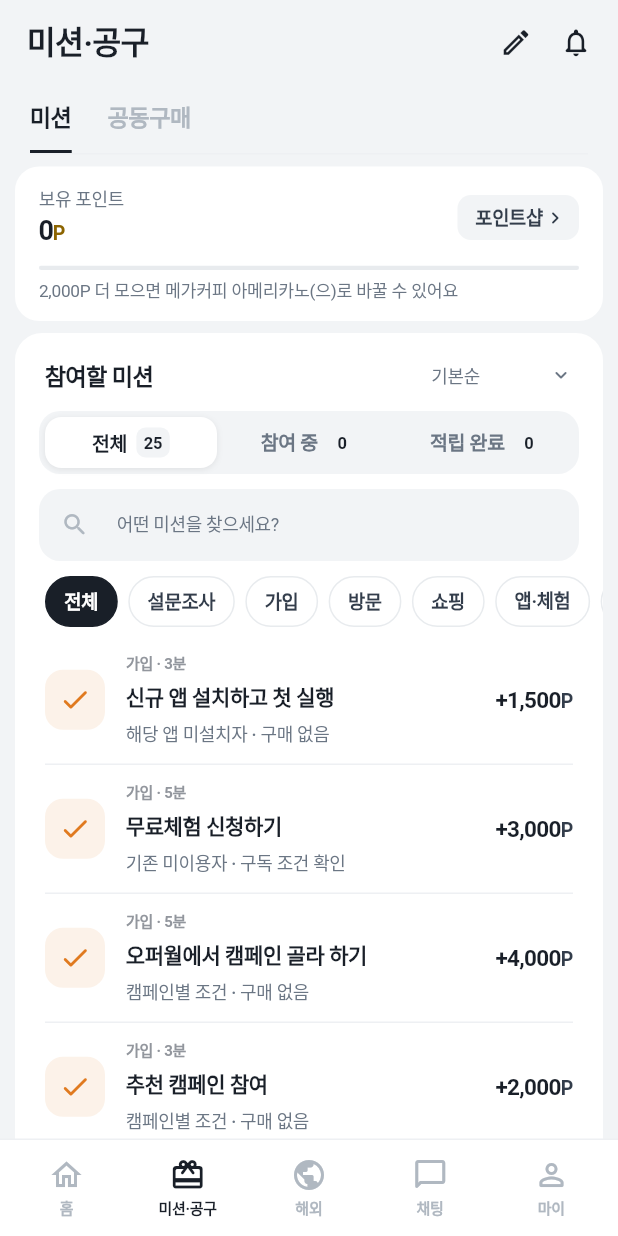
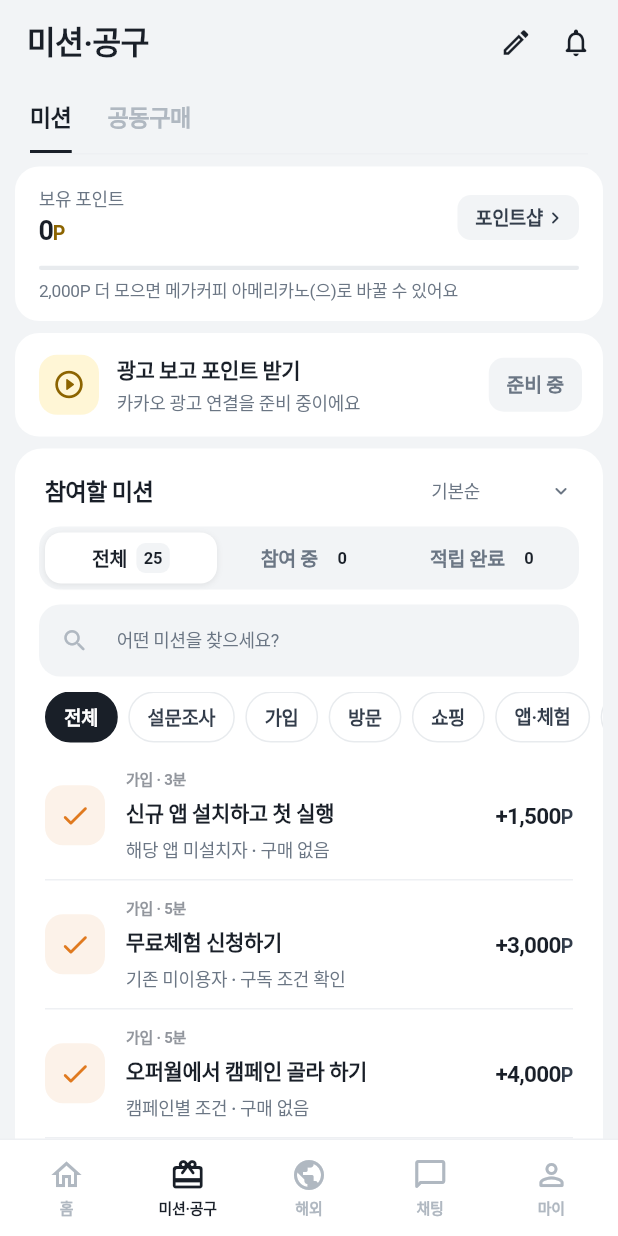
Before and after one commit to redbrownbear/ProjcetErrand, a Flutter app: the screen it shows after launch, item 2 of the bottom bar chosen, on a phone screen of 412 x 824 dp. Run offline on Flutter 3.47's test engine with Material 3 defaults, Android fonts, the phone set to English and light mode, and no system bars; our stand-ins replace cloud_firestore, firebase_auth, firebase_core, geolocator, shared_preferences; missing offline and left inert: flutter_naver_map; accounts and stored records are empty; Roboto replaces fonts that are missing (Pretendard).

Commit message:
[main]261002 애드핏 연결 이후 보류 상황

```diff
--- /dev/null
+++ b/lib/core/ads/kakao_reward_ad.dart
@@ -0,0 +1,71 @@
+import 'package:flutter/foundation.dart';
+import 'package:flutter/services.dart';
+
+import '../config/api_keys.dart';
+
+/// 리워드 동영상 한 번의 결과.
+enum RewardAdResult {
+  /// 끝까지 봐서 보상 조건을 채웠다 → 적립한다
+  earned,
+
+  /// 중간에 닫았다 → 적립하지 않는다
+  skipped,
+
+  /// 지금 보여 줄 광고가 없다 (재고 없음·네트워크)
+  noFill,
+
+  /// 광고단위 ID가 없거나 네이티브 SDK가 아직 연결되지 않았다
+  unavailable,
+}
+
+/// 카카오 애드핏 리워드 동영상.
+///
+/// 화면은 Flutter가, 광고 재생은 각 플랫폼의 애드핏 SDK가 맡는다. 둘은
+/// `gyeomsa/adfit_reward` 채널 하나로 이어진다.
+///
+/// | 메서드 | 인자 | 돌려주는 값 |
+/// | --- | --- | --- |
+/// | `show` | `{unitId}` | `'earned'` · `'skipped'` · `'noFill'` |
+///
+/// 네이티브 쪽(Android `MainActivity`, iOS `AppDelegate`)은 애드핏에서 리워드 동영상
+/// 광고단위와 SDK를 받은 뒤에 붙인다. 그 전에는 채널이 없어서 [RewardAdResult.unavailable]이
+/// 나오고, 화면은 '준비 중'으로 안내한다 — 포인트가 잘못 나가는 일은 없다.
+class KakaoRewardAd {
+  const KakaoRewardAd();
+
+  static const _channel = MethodChannel('gyeomsa/adfit_reward');
+
+  /// 지금 플랫폼의 광고단위 ID. 웹·데스크톱은 애드핏 앱 SDK가 없어 빈 값이다.
+  static String get unitId {
+    if (kIsWeb) return '';
+    return switch (defaultTargetPlatform) {
+      TargetPlatform.android => ApiKeys.adfitRewardAndroid,
+      TargetPlatform.iOS => ApiKeys.adfitRewardIos,
+      _ => '',
+    };
+  }
+
+  static bool get configured => unitId.isNotEmpty;
+
+  /// 지금 이 기기에서 띄울 수 있는지. 테스트에서는 가짜 광고로 바꿔 끼운다.
+  bool get isReady => configured;
+
+  /// 광고를 띄우고 끝날 때까지 기다린다.
+  Future<RewardAdResult> show() async {
+    final id = unitId;
+    if (id.isEmpty) return RewardAdResult.unavailable;
+    try {
+      final r = await _channel.invokeMethod<String>('show', {'unitId': id});
+      return switch (r) {
+        'earned' => RewardAdResult.earned,
+        'skipped' => RewardAdResult.skipped,
+        'noFill' => RewardAdResult.noFill,
+        _ => RewardAdResult.unavailable,
+      };
+    } on MissingPluginException {
+      return RewardAdResult.unavailable;
+    } on PlatformException {
+      return RewardAdResult.noFill;
+    }
+  }
+}
--- a/lib/core/config/api_keys.dart
+++ b/lib/core/config/api_keys.dart
@@ -27,9 +27,10 @@ class ApiKeys {
   static const coupangAccess = String.fromEnvironment('COUPANG_ACCESS_KEY');
   static const coupangSecret = String.fromEnvironment('COUPANG_SECRET_KEY');
 
-  /// 구글 애드몹 리워드 광고 단위 (google_mobile_ads 추가 후 사용)
-  static const admobRewardedAndroid = String.fromEnvironment('ADMOB_REWARDED_ANDROID');
-  static const admobRewardedIos = String.fromEnvironment('ADMOB_REWARDED_IOS');
+  /// 카카오 애드핏 리워드 동영상 광고단위 ID (`DAN-…`). 플랫폼마다 따로 발급된다.
+  /// 광고 보고 포인트 받기는 카카오 광고만 쓴다.
+  static const adfitRewardAndroid = String.fromEnvironment('ADFIT_REWARD_ANDROID');
+  static const adfitRewardIos = String.fromEnvironment('ADFIT_REWARD_IOS');
 
   /// 오퍼월 (애드팝콘 / 버즈빌 / Tnk) — 사업자 등록 후 발급
   static const offerwallAppKey = String.fromEnvironment('OFFERWALL_APP_KEY');
--- a/lib/core/widgets/app_icon.dart
+++ b/lib/core/widgets/app_icon.dart
@@ -82,6 +82,7 @@ class AppIcon extends StatelessWidget {
     'comment': Icons.mode_comment_outlined,
     'plane': Icons.flight_takeoff_rounded,
     'dot': Icons.circle,
+    'play': Icons.play_circle_outline_rounded,
   };
 
   /// 부탁 종류(`CATS`의 키) → 아이콘. 데이터의 이모지는 그대로 두고, 화면에서만 선형으로 그린다.
--- a/lib/features/benefits/data/daily_missions.dart
+++ b/lib/features/benefits/data/daily_missions.dart
@@ -21,10 +21,10 @@ const dailyMissions = <DailyMission>[
     title: '광고 영상 보고 적립',
     sub: '30초 영상 한 편 · 하루 ${PointRules.adWatchCap}번까지',
     points: PointRules.adWatch,
-    providerId: 'admob',
+    providerId: 'adfit',
     action: MissionAction.rewardAd,
     cap: PointRules.adWatchCap,
-    verify: '영상 끝까지 시청(리워드 콜백)',
+    verify: '카카오 애드핏 영상 끝까지 시청(리워드 콜백)',
   ),
 
   // 정액으로 주면 1만원짜리를 산 사람에게도 8만원어치 판 만큼 줘야 해서 건당
--- a/lib/features/benefits/data/mission_providers.dart
+++ b/lib/features/benefits/data/mission_providers.dart
@@ -55,15 +55,20 @@ const missionProviders = <MissionProvider>[
     settle: 'CPS — 구매 확정 금액의 일정 비율, 익익월 정산',
     proxyable: true,
   ),
+  // 광고 보고 포인트 받기는 카카오 애드핏 하나만 쓴다.
+  // 애드핏 운영정책 5.3.3은 리워드 동영상을 '사용자가 직접 고른 경우(Opt-in)'에만,
+  // 보상 조건·지급 여부·지급 시점·제외 사유를 먼저 알린 뒤에 허용한다.
+  // 5.2는 배너·네이티브 광고를 보거나 누른 대가로 보상하는 것을 금지한다 —
+  // 그래서 포인트는 리워드 동영상에서만 주고, 배너 광고와는 절대 잇지 않는다.
   MissionProvider(
-    id: 'admob',
-    name: 'Google AdMob 리워드 광고',
+    id: 'adfit',
+    name: '카카오 애드핏 리워드 동영상',
     kind: ProviderKind.rewardAd,
     status: LinkStatus.needsKey,
     note: '영상 한 편을 끝까지 보면 광고 수익이 생기고 그중 일부를 포인트로 준다',
-    keys: ['ADMOB_REWARDED_ANDROID'],
-    docUrl: 'https://developers.google.com/admob/flutter/rewarded',
-    settle: 'eCPM 기준 노출·시청 수익, 월 정산',
+    keys: ['ADFIT_REWARD_ANDROID'],
+    docUrl: 'https://adfit.kakao.com/',
+    settle: '노출·시청 수익, 월 정산',
   ),
   MissionProvider(
     id: 'adpick',
--- a/lib/features/benefits/models/mission_provider.dart
+++ b/lib/features/benefits/models/mission_provider.dart
@@ -110,8 +110,8 @@ class MissionProvider {
         'KAKAO_REST_KEY' => ApiKeys.kakaoRest,
         'COUPANG_ACCESS_KEY' => ApiKeys.coupangAccess,
         'COUPANG_SECRET_KEY' => ApiKeys.coupangSecret,
-        'ADMOB_REWARDED_ANDROID' => ApiKeys.admobRewardedAndroid,
-        'ADMOB_REWARDED_IOS' => ApiKeys.admobRewardedIos,
+        'ADFIT_REWARD_ANDROID' => ApiKeys.adfitRewardAndroid,
+        'ADFIT_REWARD_IOS' => ApiKeys.adfitRewardIos,
         'OFFERWALL_APP_KEY' => ApiKeys.offerwallAppKey,
         _ => '',
       };
--- a/lib/features/benefits/screens/side_job_view.dart
+++ b/lib/features/benefits/screens/side_job_view.dart
@@ -1,5 +1,6 @@
 import 'package:flutter/material.dart';
 
+import '../../../core/ads/kakao_reward_ad.dart';
 import '../../../core/theme/app_theme.dart';
 import '../../../core/theme/colors.dart';
 import '../../../core/utils/formatters.dart';
@@ -13,6 +14,7 @@ import '../../gongu/repositories/gongu_repository.dart';
 import '../../gongu/screens/gongu_detail_screen.dart';
 import '../../gongu/screens/gongu_screen.dart';
 import '../../partner/screens/brand_hub_screen.dart';
+import '../data/daily_missions.dart';
 import '../data/partner_missions.dart';
 import '../data/reward_products.dart';
 import '../models/coupon.dart';
@@ -21,6 +23,8 @@ import '../models/partner_mission.dart';
 import '../models/reward_ledger.dart';
 import '../models/reward_product.dart';
 import '../repositories/mission_progress.dart';
+import '../services/mission_engine.dart';
+import '../services/reward_ad_flow.dart';
 import '../widgets/mission_tile.dart';
 import 'benefits_view.dart';
 import 'partner_mission_detail_screen.dart';
@@ -185,6 +189,7 @@ class _SideJobViewState extends State<SideJobView> {
     final list = _list;
     return [
       _pointsCard(),
+      _rewardAdCard(),
       SecCard(
         child: Column(crossAxisAlignment: CrossAxisAlignment.start, children: [
           SecHead(
@@ -309,6 +314,62 @@ class _SideJobViewState extends State<SideJobView> {
           maxLines: 1,
           overflow: TextOverflow.ellipsis,
           style: AppType.caption.copyWith(fontSize: 11.5),
+        ),
+      ]),
+    );
+  }
+
+  /// 광고 보고 포인트 받기 — 카카오 애드핏 리워드 동영상만 쓴다.
+  ///
+  /// 적립 규칙(하루 횟수·포인트)은 데일리 미션의 'ad'와 같은 원장 키를 쓰므로,
+  /// 여기서 보든 '매일 미션' 화면에서 보든 하루 한도가 함께 줄어든다.
+  Widget _rewardAdCard() {
+    final s = MissionEngine(widget.isClaimed).stateOf(dailyMissions.firstWhere((m) => m.id == 'ad'));
+    final ready = !s.locked && KakaoRewardAd.configured;
+    final (label, active) = s.done
+        ? ('오늘 완료', false)
+        : ready
+            ? ('+${nf(s.m.points)}P 받기', true)
+            : ('준비 중', false);
+
+    return Container(
+      margin: const EdgeInsets.fromLTRB(10, 8, 10, 0),
+      padding: const EdgeInsets.fromLTRB(16, 14, 14, 14),
+      decoration: BoxDecoration(color: AppColors.card, borderRadius: BorderRadius.circular(16)),
+      child: Row(children: [
+        const IconTile(icon: 'play', bg: AppColors.yellowSoft, fg: AppColors.yellowInk),
+        const SizedBox(width: 12),
+        Expanded(
+          child: Column(crossAxisAlignment: CrossAxisAlignment.start, children: [
+            Text('광고 보고 포인트 받기', style: AppType.body.copyWith(fontWeight: AppType.w700)),
+            const SizedBox(height: 2),
+            Text(
+              ready || s.done ? '카카오 광고 영상 · 오늘 ${s.claimed}/${s.m.cap}번' : '카카오 광고 연결을 준비 중이에요',
+              style: AppType.meta.copyWith(fontWeight: AppType.w500),
+            ),
+          ]),
+        ),
+        Material(
+          color: active ? AppColors.yellow : AppColors.page,
+          borderRadius: BorderRadius.circular(10),
+          child: InkWell(
+            onTap: () async {
+              await RewardAdFlow(earn: widget.earn, flash: widget.flash).run(context, s);
+              if (mounted) setState(() {});
+            },
+            borderRadius: BorderRadius.circular(10),
+            child: Container(
+              height: 36,
+              padding: const EdgeInsets.symmetric(horizontal: 12),
+              alignment: Alignment.center,
+              child: Text(label,
+                  style: AppType.meta.copyWith(
+                    fontSize: 13,
+                    fontWeight: AppType.w700,
+                    color: active ? AppColors.ink : AppColors.sub,
+                  )),
+            ),
+          ),
         ),
       ]),
     );
--- a/lib/features/benefits/services/mission_runner.dart
+++ b/lib/features/benefits/services/mission_runner.dart
@@ -15,6 +15,7 @@ import '../data/daily_quiz.dart';
 import '../models/daily_mission.dart';
 import '../models/reward_ledger.dart';
 import 'mission_engine.dart';
+import 'reward_ad_flow.dart';
 
 /// 미션을 실제로 실행하는 쪽.
 ///
@@ -68,9 +69,8 @@ class MissionRunner {
         await _runDeal(context, s);
 
       case MissionAction.rewardAd:
-        // google_mobile_ads를 붙이면 여기서 RewardedAd.show를 부르고,
-        // onUserEarnedReward 콜백에서 _claim을 호출한다.
-        flash('리워드 광고는 AdMob 광고 단위 등록 후 열려요');
+        // 카카오 애드핏 리워드 동영상. 시청 전 안내(Opt-in) → 재생 → 끝까지 봤을 때만 적립.
+        await RewardAdFlow(earn: earn, flash: flash).run(context, s);
 
       case MissionAction.walk:
         goWalk();
--- /dev/null
+++ b/lib/features/benefits/services/reward_ad_flow.dart
@@ -0,0 +1,113 @@
+import 'package:flutter/material.dart';
+
+import '../../../core/ads/kakao_reward_ad.dart';
+import '../../../core/theme/app_theme.dart';
+import '../../../core/theme/colors.dart';
+import '../../../core/utils/formatters.dart';
+import '../models/reward_ledger.dart';
+import 'mission_engine.dart';
+
+/// 광고 보고 포인트 받기 — 카카오 애드핏 리워드 동영상 한 번.
+///
+/// 애드핏 운영정책 5.3.3을 그대로 따른다.
+/// 1. **자발적 참여(Opt-in)**: 사용자가 '광고 보고 받기'를 직접 눌렀을 때만 띄운다.
+///    자동 재생하거나 다른 행동 중간에 끼워 넣지 않는다.
+/// 2. **보상 안내**: 보상 조건 · 지급 여부 · 지급 시점 · 지급 제외 사유를 영상 **전에** 보여 준다.
+///
+/// 적립은 SDK가 '끝까지 봤다'고 알려 준 경우에만 한다([RewardAdResult.earned]).
+/// 회차마다 적립 키가 달라서([MissionState.claimed]), 같은 회차를 두 번 받을 수 없다.
+class RewardAdFlow {
+  final EarnFn earn;
+  final void Function(String) flash;
+  final KakaoRewardAd ad;
+
+  const RewardAdFlow({required this.earn, required this.flash, this.ad = const KakaoRewardAd()});
+
+  /// 시청 전 안내에 쓰는 문구. 상세 화면·테스트에서도 같은 문장을 쓴다.
+  static List<(String, String)> notice(MissionState s) => [
+        ('보상 조건', '광고 영상을 끝까지 보면 받아요'),
+        ('지급', '+${nf(s.m.points)}P · 시청이 끝나는 즉시 포인트로 들어와요'),
+        ('하루 한도', '${s.m.cap}번까지 · 오늘 ${s.left}번 남았어요'),
+        ('지급 제외', '중간에 닫았을 때, 보여 줄 광고가 없을 때, 한도를 넘겼을 때, 비정상적인 반복 시청으로 확인될 때'),
+      ];
+
+  Future<void> run(BuildContext context, MissionState s) async {
+    if (s.done) {
+      flash('오늘 광고 적립은 다 받았어요 · 내일 다시 볼 수 있어요');
+      return;
+    }
+    if (!ad.isReady) {
+      flash('카카오 광고 연결을 준비 중이에요');
+      return;
+    }
+
+    final agreed = await showModalBottomSheet<bool>(
+      context: context,
+      backgroundColor: Colors.transparent,
+      isScrollControlled: true,
+      builder: (sheet) => _NoticeSheet(rows: notice(s), onWatch: () => Navigator.of(sheet).pop(true)),
+    );
+    if (agreed != true) return;
+
+    final result = await ad.show();
+    switch (result) {
+      case RewardAdResult.earned:
+        await earn(s.m.points, '광고 보고 적립', key: s.m.ledgerKey(s.claimed), daily: s.m.daily);
+      case RewardAdResult.skipped:
+        flash('끝까지 보지 않아 적립되지 않았어요');
+      case RewardAdResult.noFill:
+        flash('지금은 보여 드릴 광고가 없어요 · 잠시 후 다시 시도해 주세요');
+      case RewardAdResult.unavailable:
+        flash('카카오 광고 연결을 준비 중이에요');
+    }
+  }
+}
+
+/// 시청 전 안내 시트 (Opt-in)
+class _NoticeSheet extends StatelessWidget {
+  final List<(String, String)> rows;
+  final VoidCallback onWatch;
+  const _NoticeSheet({required this.rows, required this.onWatch});
+
+  @override
+  Widget build(BuildContext context) {
+    return SafeArea(
+      top: false,
+      child: Container(
+        width: double.infinity,
+        margin: const EdgeInsets.all(10),
+        padding: const EdgeInsets.fromLTRB(20, 20, 20, 16),
+        decoration: BoxDecoration(color: AppColors.card, borderRadius: BorderRadius.circular(AppRadius.surface)),
+        child: Column(mainAxisSize: MainAxisSize.min, crossAxisAlignment: CrossAxisAlignment.start, children: [
+          Text('광고 보고 포인트 받기', style: AppType.section),
+          Padding(
+            padding: const EdgeInsets.only(top: 3, bottom: 14),
+            child: Text('카카오 애드핏 광고 영상이 재생돼요', style: AppType.caption),
+          ),
+          Container(
+            padding: const EdgeInsets.all(14),
+            decoration: BoxDecoration(color: AppColors.page, borderRadius: BorderRadius.circular(AppRadius.tile)),
+            child: Column(children: [
+              for (final (k, v) in rows)
+                Padding(
+                  padding: const EdgeInsets.symmetric(vertical: 4),
+                  child: Row(crossAxisAlignment: CrossAxisAlignment.start, children: [
+                    SizedBox(width: 64, child: Text(k, style: AppType.meta.copyWith(fontWeight: AppType.w600))),
+                    Expanded(child: Text(v, style: AppType.meta.copyWith(color: AppColors.ink2, height: 1.5))),
+                  ]),
+                ),
+            ]),
+          ),
+          const SizedBox(height: 14),
+          SizedBox(
+            width: double.infinity,
+            child: ElevatedButton(onPressed: onWatch, child: const Text('광고 보고 받기')),
+          ),
+          Center(
+            child: TextButton(onPressed: () => Navigator.of(context).pop(false), child: const Text('다음에 할게요')),
+          ),
+        ]),
+      ),
+    );
+  }
+}
--- a/secrets.example.json
+++ b/secrets.example.json
@@ -11,7 +11,7 @@
   "COUPANG_ACCESS_KEY": "",
   "COUPANG_SECRET_KEY": "",
 
-  "ADMOB_REWARDED_ANDROID": "",
-  "ADMOB_REWARDED_IOS": "",
+  "ADFIT_REWARD_ANDROID": "",
+  "ADFIT_REWARD_IOS": "",
   "OFFERWALL_APP_KEY": ""
 }
```
Also changed, not shown: 6 other files.
